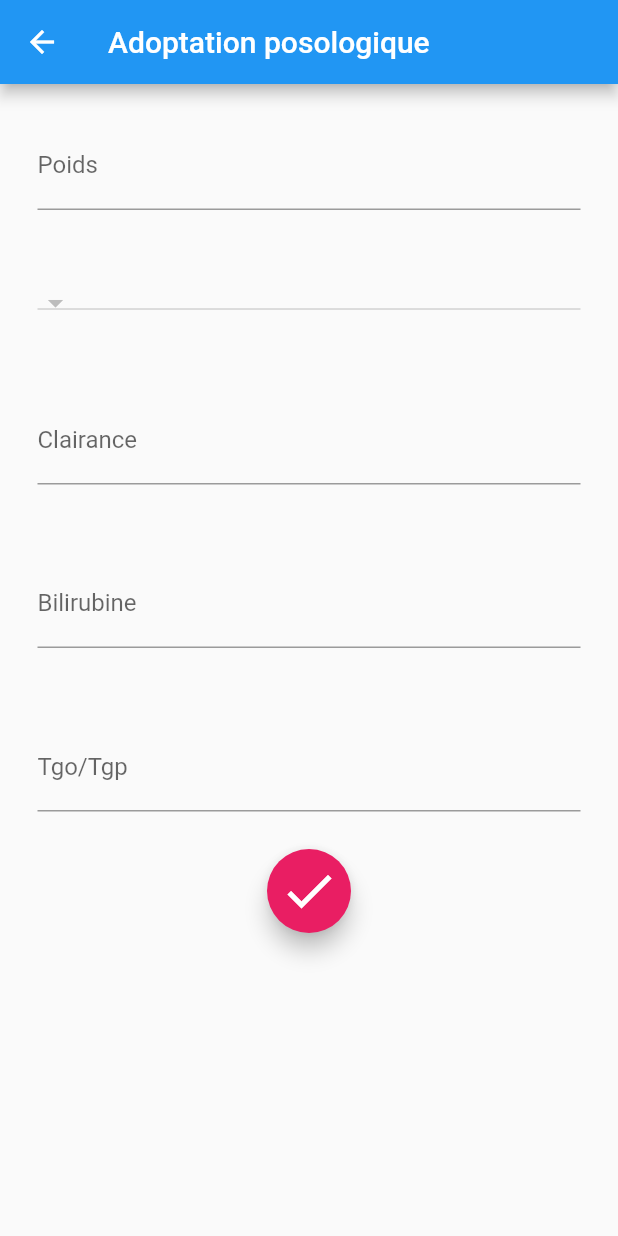
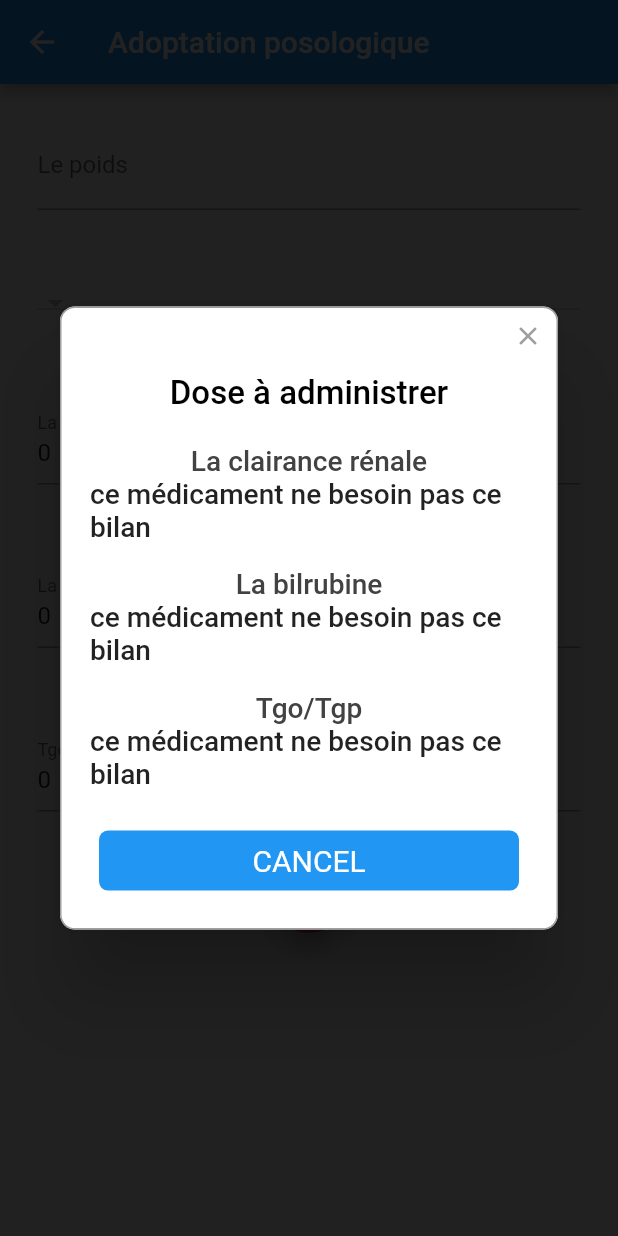
Before and after one commit to amina04/pfe_2021, a Flutter app: the adopt_poso screen opened by its route, after a tap on the "check" icon, on a phone screen of 412 x 824 dp. Run offline on Flutter 3.47's test engine with Material 2 defaults, Android fonts, the phone set to English and light mode, and no system bars; drawn by our look-alikes of rflutter_alert; our stand-ins replace animated_text_kit, sqflite; accounts and stored records are empty.

Commit message:
final app

```diff
--- /dev/null
+++ b/lib/controller/functions.dart
@@ -0,0 +1,138 @@
+import 'package:pfe_2021/model/model_bilirubine.dart';
+import 'package:pfe_2021/model/model_clairance.dart';
+import 'package:pfe_2021/model/model_tgo_tgp.dart';
+import 'package:pfe_2021/ui/searching_details.dart';
+// les fonctions pour remplir les détails de la recherche
+String remplir_clr_inf(Clairance c){
+  String res;
+  if(c == null){
+    print('vide');
+   res =' ';
+
+  }else{
+    res= c.inf_30;
+
+  }
+  return res;
+}
+String remplir_clr_sup(Clairance c){
+  String res;
+  if(c == null){
+
+    res=' ';
+
+  }else{
+
+    res=c.sup_60;
+
+  }
+  return res;
+}
+String remplir_clr_entre(Clairance c){
+  String res;
+  if(c == null){
+    print('vide');
+
+   res= ' ';
+  }else{
+
+    res = c.entre_30_60;
+  }
+  return res;
+}
+String remplir_bil_inf(Bilirubine b,) {
+  String res;
+  if (b == null) {
+    res = ' ';
+  } else {
+    res =  b.inf_60;
+  }
+  return res;
+}
+String remplir_bil_sup(Bilirubine b,){
+  String res;
+  if(b == null){
+
+    res =' ';
+
+  }else{
+
+    res =b.sup_60;
+  }
+  return res;
+}
+String remplir_tgo_inf(Tgo_tgp t){String res;
+if(t == null){
+  res =' ';
+
+
+}else{
+  res =t.inf_55;
+
+
+}
+return res;}
+String remplir_tgo_sup(Tgo_tgp t){String res;
+if(t == null){
+
+ res= ' ';
+
+}else{
+  res = t.sup_55;
+
+}
+return res ;}
+//fonction de résultat
+
+String resultat_clairance(Clairance c,String text){
+  String res;
+  double val =double.parse(text);
+  if(c==null){
+    res='ce médicament ne besoin pas ce bilan';
+  }else{
+    if(val<=30){
+      res=c.inf_30;
+    }else{if(val >=60){
+      res =c.sup_60;
+    }else{
+      res=c.entre_30_60;
+    }
+    }
+  }
+
+  return res;
+}
+
+String resultat_bilirubine(Bilirubine b,String text){
+  String res;
+  double val =double.parse(text);
+  if(b==null){
+    res='ce médicament ne besoin pas ce bilan';
+  }else{
+    if(val<60) {
+      res = b.inf_60;
+    }else {
+      res = b.sup_60;
+    }
+  }
+
+  return res;
+
+}
+
+String resultat_tgo(Tgo_tgp t,String text){
+  String res;
+  double val =double.parse(text);
+  if(t == null){
+    res='ce médicament ne besoin pas ce bilan';
+  }else{
+    if(val<55) {
+      res = t.inf_55;
+    }else {
+      res = t.sup_55;
+    }
+  }
+
+  return res;
+
+}
--- a/lib/ui/adopy_poso.dart
+++ b/lib/ui/adopy_poso.dart
@@ -1,6 +1,7 @@
 import 'package:flutter/cupertino.dart';
 import 'package:flutter/material.dart';
 import 'package:pfe_2021/controller/adopt_poso_controller.dart';
+import 'package:pfe_2021/controller/functions.dart';
 import 'package:pfe_2021/model/database.dart';
 import 'package:pfe_2021/model/model_medicament.dart';
 import 'package:rflutter_alert/rflutter_alert.dart';
@@ -17,6 +18,11 @@ class _adopt_posoState extends State<adopt_poso> {
 
   @override
   List<DropdownMenuItem> getDropDownItem() {
+
+    //es val initiale de text field
+    clairance_cntrl.text='0';
+    bilurbine_cntrl.text='0';
+    tgo_cntrl.text='0';
     List<DropdownMenuItem<String>> dropdownitems = [];
     for (int i = 0; i < meds.length; i++) {
       //  extrait le nom de chaque objet comme dans list screen
@@ -32,6 +38,7 @@ class _adopt_posoState extends State<adopt_poso> {
   }
 
   Widget build(BuildContext context) {
+    Size size=MediaQuery.of(context).size;
     return Scaffold(
         appBar: AppBar(
           backgroundColor: Colors.blue,
@@ -46,7 +53,7 @@ class _adopt_posoState extends State<adopt_poso> {
              padding: const EdgeInsets.all(25.0),
              child: TextField(
                decoration: InputDecoration(
-                 labelText: 'Poids',
+                 labelText: 'Le poids',
 //O
 
                ),),
@@ -78,8 +85,9 @@ Padding(padding:const EdgeInsets.all(25.0),
            Padding(
              padding: const EdgeInsets.all(25.0),
              child: TextField(
+               controller: clairance_cntrl,
                decoration: InputDecoration(
-                 labelText: 'Clairance',
+                 labelText: 'La clairance rénale',
 //O
 
                ),),
@@ -87,8 +95,9 @@ Padding(padding:const EdgeInsets.all(25.0),
            Padding(
              padding: const EdgeInsets.all(25.0),
              child: TextField(
+               controller: bilurbine_cntrl,
                decoration: InputDecoration(
-                 labelText: 'Bilirubine',
+                 labelText: 'La bilirubine',
 
 
                ),),
@@ -96,6 +105,7 @@ Padding(padding:const EdgeInsets.all(25.0),
            Padding(
              padding: const EdgeInsets.all(25.0),
              child: TextField(
+               controller: tgo_cntrl,
                decoration: InputDecoration(
                  labelText: 'Tgo/Tgp',
 
@@ -104,15 +114,52 @@ Padding(padding:const EdgeInsets.all(25.0),
            ),
            FloatingActionButton(
              onPressed: (){
-               double clr=double.parse(clairance_cntrl.text);
-               if(clr<=30){
-                 String res = med_clr.inf_30;
+
+               String c=resultat_clairance(med_clr,clairance_cntrl.text);
+               String b=resultat_bilirubine(med_bil,bilurbine_cntrl.text);
+               String t=resultat_tgo(med_tgo,tgo_cntrl.text);
+
                  Alert(
                      context: context,
-                     title: "Votre dose est",
-                     desc: "$res")
+                     content: Column(
+                       children: [
+                         SizedBox(
+                           height: size.height/50,
+
+                         ),
+                         Text('La clairance rénale',style: TextStyle(
+                           fontSize: size.width/22,color: Colors.grey.shade800,
+                         ),),
+                          Text('$c',style: TextStyle(
+                            fontSize: size.width/22,
+                          ),),
+                         SizedBox(
+                           height: size.height/50,
+                         ),
+                          Text('La bilrubine',style: TextStyle(
+                            fontSize: size.width/22,color: Colors.grey.shade800,
+                          ),),
+
+                          Text('$b',style:TextStyle(
+                            fontSize: size.width/22,
+                          ),),
+                         SizedBox(
+                           height: size.height/50,
+                         ),
+                         Text('Tgo/Tgp',style: TextStyle(
+                           fontSize: size.width/22,color: Colors.grey.shade800,
+                         ),),
+
+                          Text('$t',style:TextStyle(
+                            fontSize: size.width/22,
+                          ),),
+                       ],
+                     ),
+                     title: "Dose à administrer",
+
+                    )
                      .show();
-               }
+
 
              },
              child: new Icon(
```
Also changed, not shown: lib/ui/add_med.dart (+66 -35 lines), lib/ui/menu.dart (+5 -2 lines), lib/ui/searching_details.dart (+116 -38 lines), images/bg2-01.jpg (added).
